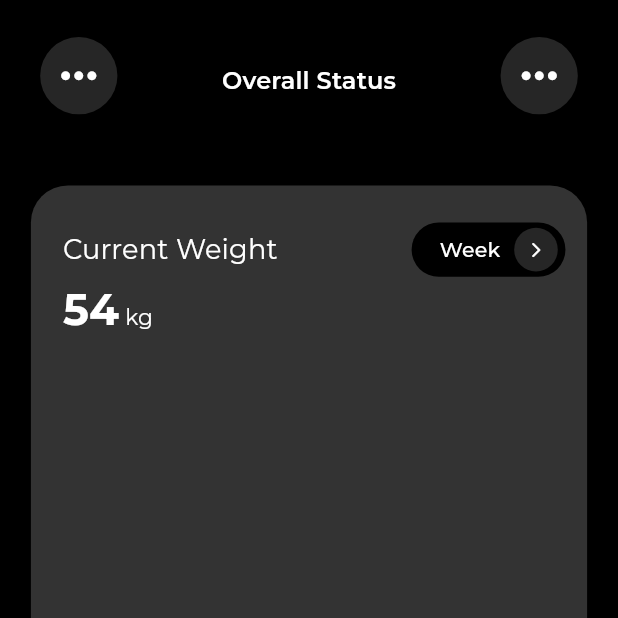
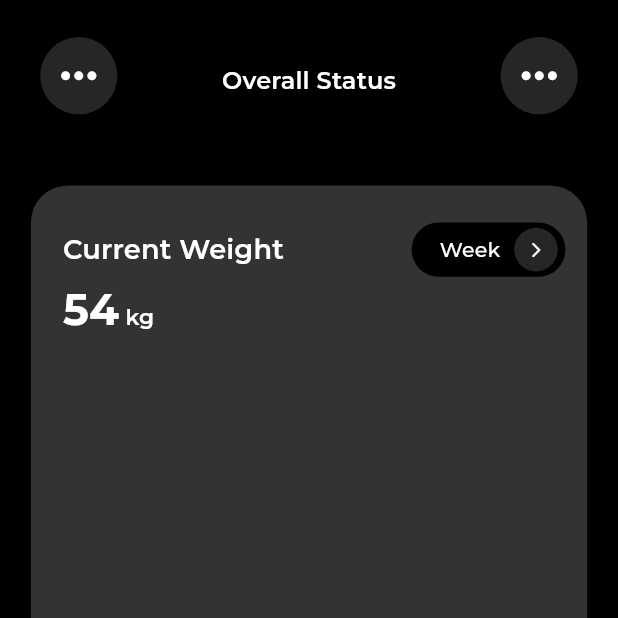
Before and after one commit to bhawesh2002/workout_planner_app_ui, a Flutter app: the OverallStatusPage screen opened directly, on a phone screen of 412 x 824 dp, the top half of it. Run offline on Flutter 3.47's test engine with Material 3 defaults, Android fonts, the phone set to English and light mode, and no system bars; our stand-ins replace google_fonts.

Commit message:
Update font weight in CurrentWeightCard

```diff
--- a/lib/widgets/current_weight_card.dart
+++ b/lib/widgets/current_weight_card.dart
@@ -30,7 +30,7 @@ class CurrentWeightCard extends StatelessWidget {
                       "Current Weight",
                       style: Theme.of(context).textTheme.titleMedium?.copyWith(
                             fontSize: constraints.maxHeight * 0.05,
-                            fontWeight: FontWeight.normal,
+                            fontWeight: FontWeight.w600,
                           ),
                     ),
                     weekButton(context, constraints),
@@ -63,7 +63,7 @@ class CurrentWeightCard extends StatelessWidget {
                         style:
                             Theme.of(context).textTheme.titleMedium?.copyWith(
                                   fontSize: constraints.maxHeight * 0.04,
-                                  fontWeight: FontWeight.normal,
+                                  fontWeight: FontWeight.w600,
                                 ),
                       ),
                     ],
```
